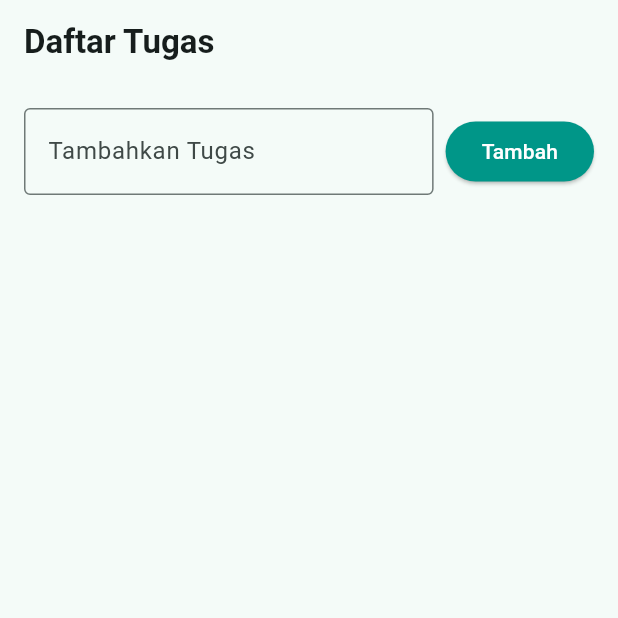
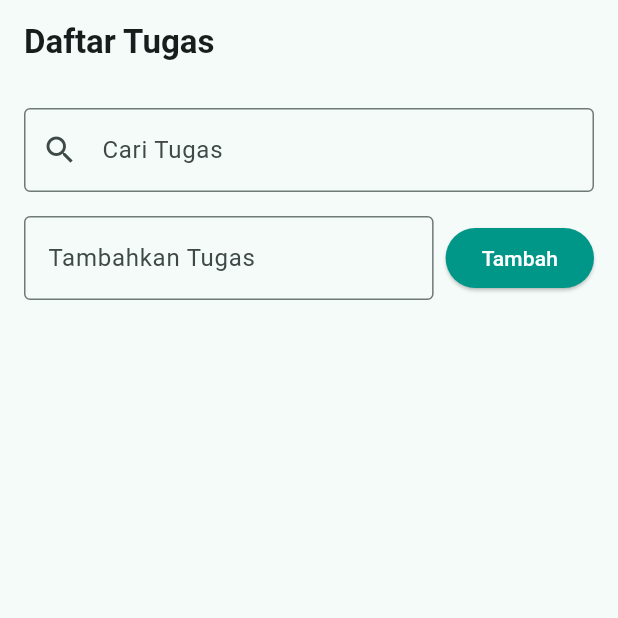
Before and after one commit to dzakimutammadien/todolistApp, a Flutter app: the screen it shows after launch, after a tap on "Tambah", on a phone screen of 412 x 824 dp, the top half of it. Run offline on Flutter 3.47's test engine with Material 3 defaults, Android fonts, the phone set to English and light mode, and no system bars; our stand-ins replace shared_preferences.

```diff
--- a/lib/main.dart
+++ b/lib/main.dart
@@ -1,6 +1,6 @@
 import 'package:flutter/material.dart';
 import 'package:shared_preferences/shared_preferences.dart';
-import 'dart:convert'; // Untuk encode/decode data
+import 'dart:convert';
 
 void main() {
   runApp(const TodoListApp());
@@ -16,7 +16,7 @@ class TodoListApp extends StatelessWidget {
       title: 'Todo List',
       theme: ThemeData(
         colorScheme: ColorScheme.fromSeed(seedColor: Colors.teal),
-        useMaterial3: true, // pakai Material Design 3 (lebih modern)
+        useMaterial3: true,
         textTheme: const TextTheme(
           titleLarge: TextStyle(
             fontSize: 22,
@@ -33,14 +33,11 @@ class TodoListApp extends StatelessWidget {
             foregroundColor: MaterialStatePropertyAll(Colors.white),
           ),
         ),
-
-
       ),
       home: const TodoHomePage(),
     );
   }
 }
-
 
 class TodoHomePage extends StatefulWidget {
   const TodoHomePage({super.key});
@@ -51,15 +48,15 @@ class TodoHomePage extends StatefulWidget {
 
 class _TodoHomePageState extends State<TodoHomePage> {
   final List<String> _todos = [];
-  final List<String> _filteredTodos = []; // Daftar tugas yang difilter
+  final List<String> _filteredTodos = [];
   final TextEditingController _controller = TextEditingController();
-  final TextEditingController _searchController = TextEditingController(); // Controller pencarian
+  final TextEditingController _searchController = TextEditingController();
 
   @override
   void initState() {
     super.initState();
     _loadTodos();
-    _searchController.addListener(_filterTodos); // Pantau input search
+    _searchController.addListener(_filterTodos);
   }
 
   Future<void> _loadTodos() async {
@@ -87,7 +84,7 @@ class _TodoHomePageState extends State<TodoHomePage> {
         _controller.clear();
       });
       _saveTodos();
-      _filterTodos(); // Update tampilan setelah tambah
+      _filterTodos();
     }
   }
 
@@ -97,7 +94,7 @@ class _TodoHomePageState extends State<TodoHomePage> {
       _todos.remove(todoToRemove);
     });
     _saveTodos();
-    _filterTodos(); // Update tampilan setelah hapus
+    _filterTodos();
   }
 
   void _filterTodos() {
@@ -110,7 +107,8 @@ class _TodoHomePageState extends State<TodoHomePage> {
       } else {
         _filteredTodos
           ..clear()
-          ..addAll(_todos.where((todo) => todo.toLowerCase().contains(query)));
+          ..addAll(
+              _todos.where((todo) => todo.toLowerCase().contains(query)));
       }
     });
   }
@@ -132,12 +130,20 @@ class _TodoHomePageState extends State<TodoHomePage> {
         padding: const EdgeInsets.all(16.0),
         child: Column(
           children: [
+            TextField(
+              controller: _searchController,
+              decoration: const InputDecoration(
+                labelText: 'Cari Tugas',
+                prefixIcon: Icon(Icons.search),
+                border: OutlineInputBorder(),
+              ),
+            ),
+            const SizedBox(height: 16),
             Row(
               children: [
                 Expanded(
                   child: TextField(
                     controller: _controller,
-                    style: Theme.of(context).textTheme.bodyMedium,
                     decoration: const InputDecoration(
                       labelText: 'Tambahkan Tugas',
                       border: OutlineInputBorder(),
@@ -154,11 +160,11 @@ class _TodoHomePageState extends State<TodoHomePage> {
             const SizedBox(height: 16),
             Expanded(
               child: ListView.builder(
-                itemCount: _todos.length,
+                itemCount: _filteredTodos.length,
                 itemBuilder: (context, index) {
                   return Card(
                     child: ListTile(
-                      title: Text(_todos[index]),
+                      title: Text(_filteredTodos[index]),
                       trailing: IconButton(
                         icon: const Icon(Icons.delete),
                         onPressed: () => _removeTodo(index),
```
Also changed, not shown: pubspec.yaml (+9 -68 lines), pubspec.lock, 2 other files.
